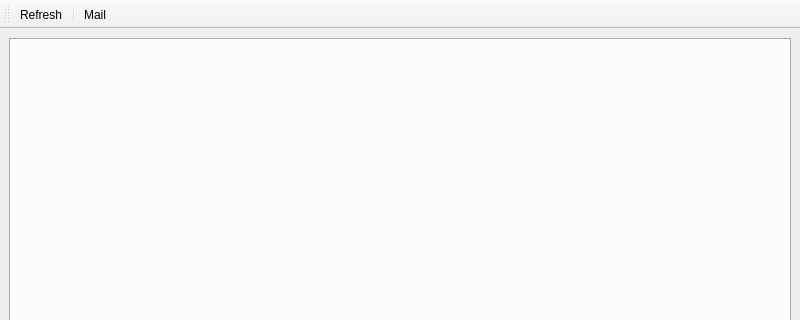
Before: the Qt Designer form lierre/ui/window.ui in hydrargyrum/lierre, drawn with Qt 5; both pictures show x 0 to 800 and y 0 to 320 of the 800 by 600 pixel window.
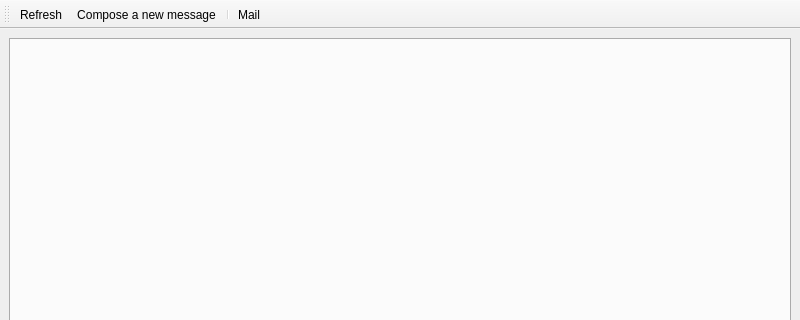
After: the same form once the commit is applied. Icons and pictures are not drawn. Custom widgets are drawn as their Qt base class.

Commit message: window: add a "compose" toolbar button to compose new mail

What changed in the file:
```diff
--- a/lierre/ui/window.ui
+++ b/lierre/ui/window.ui
@@ -45,6 +45,7 @@
     <bool>false</bool>
    </attribute>
    <addaction name="actionRefresh"/>
+   <addaction name="actionCompose"/>
    <addaction name="separator"/>
    <addaction name="actionCfgMail"/>
   </widget>
@@ -76,6 +77,14 @@
     <string>Mail...</string>
    </property>
   </action>
+  <action name="actionCompose">
+   <property name="icon">
+    <iconset theme="mail-message-new"/>
+   </property>
+   <property name="text">
+    <string>Compose a new message</string>
+   </property>
+  </action>
  </widget>
  <customwidgets>
   <customwidget>
```
The commit also changes 2 other files.
